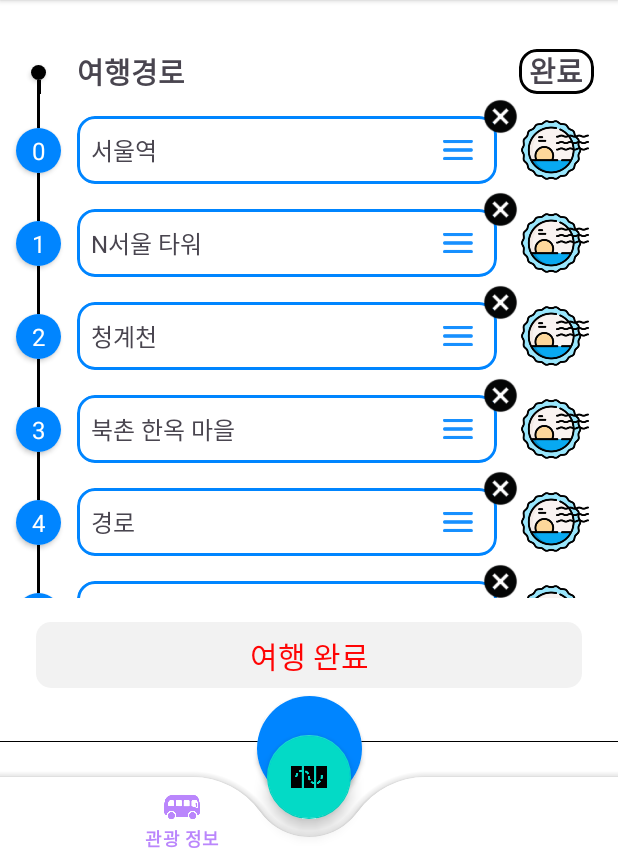
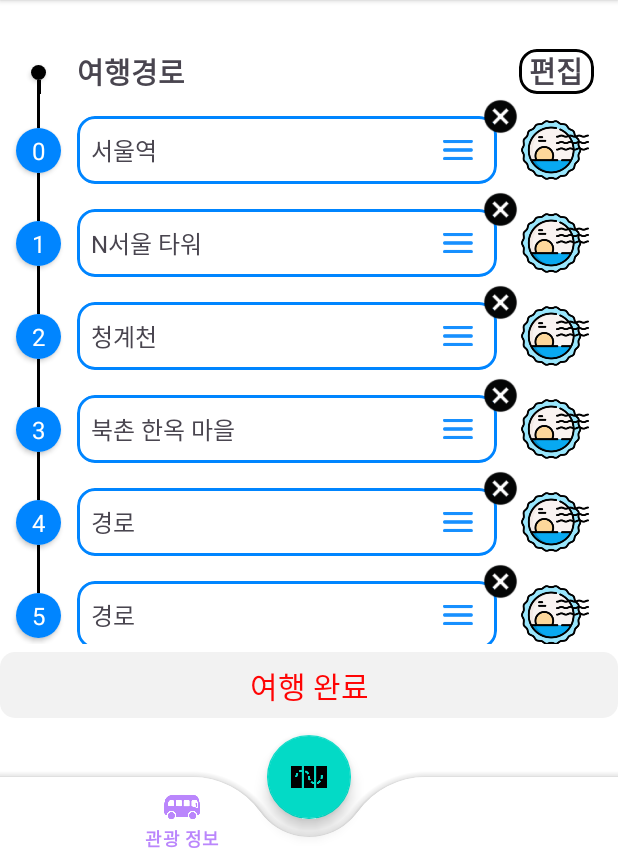
Before and after one commit to TodayTrip/TodayTrip, an Android app: the RouteFragment screen opened through its navigation route, after a tap on "완료", on a phone screen of 412 x 824 dp, the part 375-1236 px from its top. Run offline under Robolectric (Android 15) with nearby library versions, the phone set to English and light mode, and no system bars; our stand-ins replace navigation-ui; network calls fail; 1 statement that could not run was skipped; 1 other tap on this screen came first.

Commit message:
[Style] layout 불필요한 부분 삭제

```diff
--- a/app/src/main/AndroidManifest.xml
+++ b/app/src/main/AndroidManifest.xml
@@ -29,9 +29,6 @@
         </activity>
         <activity
             android:name=".ui.MainActivity"
-            android:exported="false"/>
-        <activity
-            android:name=".RandomActivity"
             android:exported="true">
             <intent-filter>
                 <action android:name="android.intent.action.MAIN" />
@@ -39,6 +36,11 @@
                 <category android:name="android.intent.category.LAUNCHER" />
             </intent-filter>
         </activity>
+        <activity
+            android:name=".RandomActivity"
+            android:exported="true">
+
+        </activity>
     </application>
 
 </manifest>
--- a/app/src/main/java/com/twoday/todaytrip/ui/MainActivity.kt
+++ b/app/src/main/java/com/twoday/todaytrip/ui/MainActivity.kt
@@ -41,6 +41,5 @@ class MainActivity : AppCompatActivity() {
         //model.callCommonDetail()
         //소개 정보 조회 api 테스트 코드
         model.callIntroDetail()
-        setContentView(binding.root)
     }
 }
--- a/app/src/main/java/com/twoday/todaytrip/ui/route/RouteAdapter.kt
+++ b/app/src/main/java/com/twoday/todaytrip/ui/route/RouteAdapter.kt
@@ -3,6 +3,7 @@ package com.twoday.todaytrip.ui.route
 import android.view.LayoutInflater
 import android.view.View
 import android.view.ViewGroup
+import androidx.core.view.isVisible
 import androidx.recyclerview.widget.DiffUtil
 import androidx.recyclerview.widget.ListAdapter
 import androidx.recyclerview.widget.RecyclerView
@@ -23,17 +24,25 @@ class RouteAdapter :
         }
     }) {
 
-    inner class ViewHolder(binding: ItemRouteListBinding) : RecyclerView.ViewHolder(binding.root),
-        View.OnClickListener {
+    interface ItemClick {
+        fun onClick(item:RouteListData)
+    }
+
+    var itemClick: ItemClick? = null
+
+    inner class ViewHolder(binding: ItemRouteListBinding) : RecyclerView.ViewHolder(binding.root){
         val name = binding.tvRoadText
         val num = binding.tvRoutePocketNumber
         val visi = binding.viRouteLastView
+        val cancel = binding.ivRouteCancel
+        val option = binding.ivRouteOption
         fun bind(item: RouteListData) {
             name.text = item.name
+            cancel.isVisible = item.cancel
         }
 
-        override fun onClick(v: View?) {
-        }
+//        override fun onClick(v: View?) {
+//        }
     }
 
     override fun onCreateViewHolder(parent: ViewGroup, viewType: Int): ViewHolder {
@@ -49,6 +58,9 @@ class RouteAdapter :
         notifyItemMoved()
         holder.bind(getItem(position))
 
+        holder.cancel.isVisible = !currentItem.cancel //홀더에 아이콘이 visivle인지 확인하고 클릭시 boolean반대값을 적용
+//        item.favorite = !item.favorite //클릭시 boolean 값변경
+
         if (position == itemCount - 1) {
             holder.visi.visibility = View.INVISIBLE
         }
@@ -58,4 +70,5 @@ class RouteAdapter :
 
     }
 
+
 }
--- a/app/src/main/java/com/twoday/todaytrip/ui/route/RouteFragment.kt
+++ b/app/src/main/java/com/twoday/todaytrip/ui/route/RouteFragment.kt
@@ -2,23 +2,25 @@ package com.twoday.todaytrip.ui.route
 
 import android.content.Context
 import android.os.Bundle
+import android.util.Log
 import androidx.fragment.app.Fragment
 import android.view.LayoutInflater
 import android.view.View
 import android.view.ViewGroup
 import android.widget.Toast
+import androidx.core.view.isVisible
 import androidx.recyclerview.widget.ItemTouchHelper
 import com.twoday.todaytrip.R
 import com.twoday.todaytrip.databinding.FragmentRouteBinding
 
 class RouteFragment : Fragment() {
 
-//    private lateinit var adapter: RouteAdapter
+    //    private lateinit var adapter: RouteAdapter
     private val itemTouchSimpleCallback = ItemTouchSimpleCallback()
     private val itemTouchHelper = ItemTouchHelper(itemTouchSimpleCallback)
     private val adapter: RouteAdapter by lazy {
         RouteAdapter()
-}
+    }
     private lateinit var binding: FragmentRouteBinding
 //    private lateinit var mContext: Context
 
@@ -51,30 +53,50 @@ class RouteFragment : Fragment() {
         super.onViewCreated(view, savedInstanceState)
 
         val datalist = mutableListOf<RouteListData>()
-        datalist.add(RouteListData("서울역",1))
-        datalist.add(RouteListData("N서울 타워",2))
-        datalist.add(RouteListData("청계천",3))
-        datalist.add(RouteListData("북촌 한옥 마을",4))
-        datalist.add(RouteListData("경로",5))
-        datalist.add(RouteListData("경로",6))
+        datalist.add(RouteListData("서울역", 1))
+        datalist.add(RouteListData("N서울 타워", 2))
+        datalist.add(RouteListData("청계천", 3))
+        datalist.add(RouteListData("북촌 한옥 마을", 4))
+        datalist.add(RouteListData("경로", 5))
+        datalist.add(RouteListData("경로", 6))
 
         adapter.submitList(datalist)
         binding.rvReouteRecyclerview.adapter = adapter
 
 
         // itemTouchSimpleCallback 인터페이스로 추가 작업
-        itemTouchSimpleCallback.setOnItemMoveListener(object : ItemTouchSimpleCallback.OnItemMoveListener {
+        itemTouchSimpleCallback.setOnItemMoveListener(object :
+            ItemTouchSimpleCallback.OnItemMoveListener {
             override fun onItemMove(from: Int, to: Int) {
+//                adapter.notifyItemMoved(from,to)
             }
         })
 
         // itemTouchHelper와 recyclerview 연결
         itemTouchHelper.attachToRecyclerView(binding.rvReouteRecyclerview)
 
-        binding.cvRouteEditFrame.setOnClickListener{
-            binding.tvRouteListEdit.visibility = View.INVISIBLE
-            binding.tvRouteListCompletion.visibility = View.VISIBLE
-            Toast.makeText(context,"편집클릭",Toast.LENGTH_SHORT).show()
+        binding.cvRouteEditFrame.setOnClickListener {
+            if (binding.tvRouteListEdit.isVisible) {
+                binding.tvRouteListEdit.visibility = View.INVISIBLE
+                binding.tvRouteListCompletion.visibility = View.VISIBLE
+            } else {
+                binding.tvRouteListEdit.visibility = View.VISIBLE
+                binding.tvRouteListCompletion.visibility = View.INVISIBLE
+            }
+            Toast.makeText(context, "편집클릭", Toast.LENGTH_SHORT).show()
+
+        }
+
+        adapter.itemClick = object : RouteAdapter.ItemClick {
+            override fun onClick(item: RouteListData) {
+
+//                (activity as? MainActivity)?.removeFavorites(item)
+                adapter.notifyDataSetChanged()
+
+
+                Log.d("favoritefragment", "remove  ${item}")
+
+            }
         }
     }
 
--- a/app/src/main/java/com/twoday/todaytrip/ui/route/RouteListData.kt
+++ b/app/src/main/java/com/twoday/todaytrip/ui/route/RouteListData.kt
@@ -2,5 +2,7 @@ package com.twoday.todaytrip.ui.route
 
 data class RouteListData(
     val name: String,
-    val num: Int
+    val num: Int,
+    val cancel: Boolean = false,
+    val option: Boolean = false
 )
--- a/app/src/main/res/layout/fragment_route.xml
+++ b/app/src/main/res/layout/fragment_route.xml
@@ -92,48 +92,16 @@
             android:scaleType="centerCrop" />
     </androidx.cardview.widget.CardView>
 
-    <androidx.constraintlayout.widget.ConstraintLayout
-        android:id="@+id/bottom_navigation_view"
-        android:layout_width="match_parent"
-        android:layout_height="80dp"
-        app:layout_constraintBottom_toBottomOf="parent"
-        app:layout_constraintEnd_toEndOf="parent"
-        app:layout_constraintStart_toStartOf="parent">
 
-        <View
-            android:layout_width="match_parent"
-            android:layout_height="1dp"
-            android:background="@color/black"
-            app:layout_constraintBottom_toTopOf="@id/bottom_navigation_view" />
-    </androidx.constraintlayout.widget.ConstraintLayout>
-
-    <androidx.cardview.widget.CardView
-        android:id="@+id/cv_route_center_button"
-        android:layout_width="70dp"
-        android:layout_height="70dp"
-        android:layout_marginBottom="40dp"
-        android:background="@color/main_blue"
-        app:cardCornerRadius="100dp"
-        app:layout_constraintBottom_toBottomOf="@+id/bottom_navigation_view"
-        app:layout_constraintEnd_toEndOf="@+id/bottom_navigation_view"
-        app:layout_constraintStart_toStartOf="@+id/bottom_navigation_view">
-
-        <View
-            android:layout_width="match_parent"
-            android:layout_height="match_parent"
-            android:background="@color/main_blue" />
-    </androidx.cardview.widget.CardView>
 
     <androidx.constraintlayout.widget.ConstraintLayout
         android:id="@+id/btn_route_finish"
         android:layout_width="match_parent"
         android:layout_height="44dp"
-        android:layout_marginBottom="5dp"
-        android:layout_marginStart="24dp"
-        android:layout_marginEnd="24dp"
         android:background="@drawable/shape_10_radius"
         android:backgroundTint="@color/light_gray"
-        app:layout_constraintBottom_toTopOf="@+id/cv_route_center_button"
+        android:layout_marginBottom="95dp"
+        app:layout_constraintBottom_toBottomOf="parent"
         tools:layout_editor_absoluteX="24dp">
 
         <TextView
@@ -141,8 +109,8 @@
             android:layout_width="wrap_content"
             android:layout_height="wrap_content"
             android:text="여행 완료"
+            android:textColor="@color/red"
             android:textSize="20sp"
-            android:textColor="@color/red"
             app:layout_constraintBottom_toBottomOf="parent"
             app:layout_constraintEnd_toEndOf="parent"
             app:layout_constraintStart_toStartOf="parent"
@@ -153,7 +121,7 @@
         android:id="@+id/rv_reoute_recyclerview"
         android:layout_width="match_parent"
         android:layout_height="0dp"
-        android:layout_marginBottom="16dp"
+        android:layout_marginBottom="5dp"
         app:layout_constraintBottom_toTopOf="@+id/btn_route_finish"
         app:layout_constraintEnd_toEndOf="parent"
         app:layout_constraintStart_toStartOf="parent"
--- a/app/src/main/res/layout/item_route_list.xml
+++ b/app/src/main/res/layout/item_route_list.xml
@@ -60,6 +60,7 @@
             app:layout_constraintTop_toTopOf="parent" />
 
         <ImageView
+            android:id="@+id/iv_route_option"
             android:layout_width="20dp"
             android:layout_height="20dp"
             android:layout_gravity="right|center_vertical"
```
